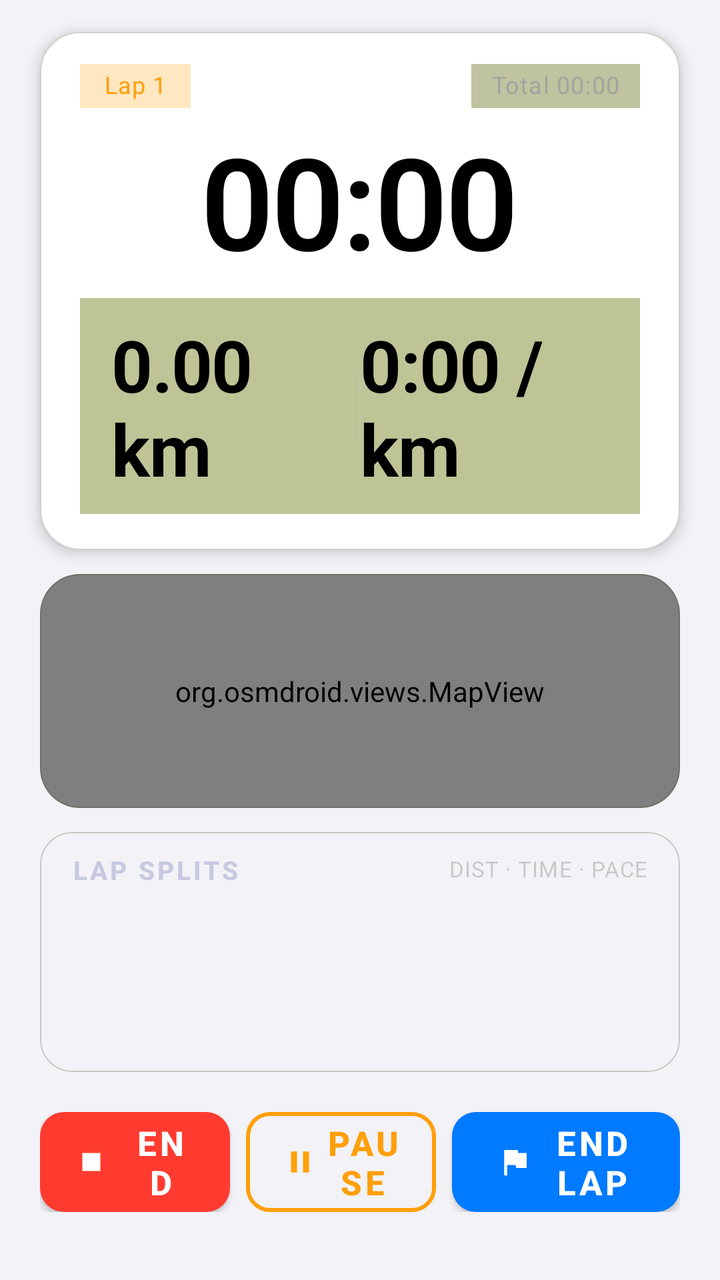
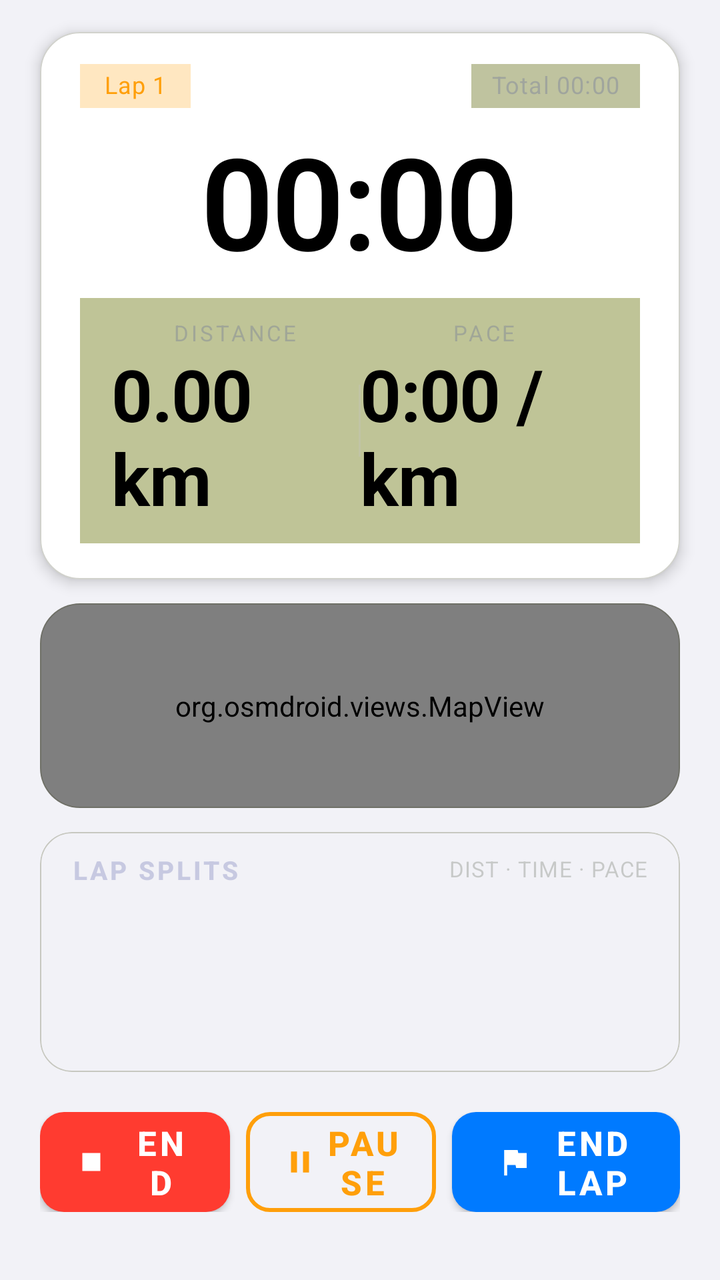

Screens rendered from an Android XML layout before and after an edit, with the pre-edit source and the edit as a unified diff.
<!-- AndroidManifest.xml: application theme Theme.ShameTracker -->
<!-- res/layout/fragment_active_session.xml -->
<?xml version="1.0" encoding="utf-8"?>
<androidx.constraintlayout.widget.ConstraintLayout
    xmlns:android="http://schemas.android.com/apk/res/android"
    xmlns:app="http://schemas.android.com/apk/res-auto"
    xmlns:tools="http://schemas.android.com/tools"
    android:layout_width="match_parent"
    android:layout_height="match_parent"
    android:background="@color/background"
    android:fitsSystemWindows="true">

    
    <com.google.android.material.card.MaterialCardView
        android:id="@+id/topSection"
        android:layout_width="match_parent"
        android:layout_height="wrap_content"
        android:layout_marginHorizontal="20dp"
        android:layout_marginTop="16dp"
        style="@style/Widget.ShameTracker.GlassCard.Elevated"
        app:layout_constraintTop_toTopOf="parent"
        app:layout_constraintStart_toStartOf="parent"
        app:layout_constraintEnd_toEndOf="parent">

        <LinearLayout
            android:layout_width="match_parent"
            android:layout_height="wrap_content"
            android:orientation="vertical"
            android:paddingHorizontal="20dp"
            android:paddingTop="16dp"
            android:paddingBottom="18dp"
            android:gravity="center_horizontal">

            
            <LinearLayout
                android:layout_width="match_parent"
                android:layout_height="wrap_content"
                android:orientation="horizontal"
                android:gravity="center_vertical"
                android:layout_marginBottom="8dp">

                
                <TextView
                    android:id="@+id/tvLap"
                    android:layout_width="wrap_content"
                    android:layout_height="wrap_content"
                    android:text="Lap 1"
                    style="@style/TextAppearance.ShameTracker.Caption1"
                    android:textColor="@color/system_orange"
                    android:background="@color/glass_border_accent"
                    android:paddingHorizontal="12dp"
                    android:paddingVertical="4dp" />

                <View
                    android:layout_width="0dp"
                    android:layout_height="0dp"
                    android:layout_weight="1" />

                
                <TextView
                    android:id="@+id/tvSessionTime"
                    android:layout_width="wrap_content"
                    android:layout_height="wrap_content"
                    android:text="Total 00:00"
                    style="@style/TextAppearance.ShameTracker.Caption1"
                    android:textColor="@color/label_tertiary"
                    android:background="@color/system_fill"
                    android:paddingHorizontal="10dp"
                    android:paddingVertical="4dp" />
            </LinearLayout>

            
            <TextView
                android:id="@+id/tvTime"
                android:layout_width="wrap_content"
                android:layout_height="wrap_content"
                android:text="00:00"
                style="@style/TextAppearance.ShameTracker.HeroMetric"
                android:layout_marginTop="4dp"
                android:layout_marginBottom="8dp" />

            
            <LinearLayout
                android:id="@+id/statsLayout"
                android:layout_width="match_parent"
                android:layout_height="wrap_content"
                android:orientation="horizontal"
                android:baselineAligned="false"
                android:weightSum="2"
                android:background="@color/tertiary_system_fill"
                android:paddingVertical="10dp"
                android:paddingHorizontal="16dp">

                
                <LinearLayout
                    android:layout_width="0dp"
                    android:layout_height="wrap_content"
                    android:layout_weight="1"
                    android:orientation="vertical"
                    android:gravity="center">

                    <TextView
                        style="@style/TextAppearance.ShameTracker.MetricLabel"
                        android:text="@string/distance" />

                    <TextView
                        android:id="@+id/tvDistance"
                        android:layout_width="wrap_content"
                        android:layout_height="wrap_content"
                        android:text="0.00 km"
                        style="@style/TextAppearance.ShameTracker.LargeMetric"
                        android:layout_marginTop="4dp" />
                </LinearLayout>

                
                <View
                    android:layout_width="1dp"
                    android:layout_height="36dp"
                    android:layout_gravity="center_vertical"
                    android:background="@color/separator_opaque"
                    android:alpha="0.3" />

                
                <LinearLayout
                    android:layout_width="0dp"
                    android:layout_height="wrap_content"
                    android:layout_weight="1"
                    android:orientation="vertical"
                    android:gravity="center">

                    <TextView
                        style="@style/TextAppearance.ShameTracker.MetricLabel"
                        android:text="@string/pace" />

                    <TextView
                        android:id="@+id/tvPace"
                        android:layout_width="wrap_content"
                        android:layout_height="wrap_content"
                        android:text="0:00 /km"
                        style="@style/TextAppearance.ShameTracker.LargeMetric"
                        android:layout_marginTop="4dp" />
                </LinearLayout>
            </LinearLayout>

        </LinearLayout>
    </com.google.android.material.card.MaterialCardView>

    
    <com.google.android.material.card.MaterialCardView
        android:id="@+id/cardMapFrame"
        android:layout_width="match_parent"
        android:layout_height="0dp"
        android:layout_marginHorizontal="20dp"
        android:layout_marginTop="12dp"
        android:layout_marginBottom="12dp"
        style="@style/Widget.ShameTracker.GlassCard"
        app:layout_constraintTop_toBottomOf="@id/topSection"
        app:layout_constraintBottom_toTopOf="@id/cardLapsContainer"
        app:layout_constraintStart_toStartOf="parent"
        app:layout_constraintEnd_toEndOf="parent">

        <org.osmdroid.views.MapView
            android:id="@+id/mapView"
            android:layout_width="match_parent"
            android:layout_height="match_parent" />
    </com.google.android.material.card.MaterialCardView>

    
    <com.google.android.material.card.MaterialCardView
        android:id="@+id/cardLapsContainer"
        android:layout_width="match_parent"
        android:layout_height="120dp"
        android:layout_marginHorizontal="20dp"
        android:layout_marginBottom="12dp"
        style="@style/Widget.ShameTracker.GlassCard.Subtle"
        app:layout_constraintBottom_toTopOf="@id/buttonsLayout"
        app:layout_constraintStart_toStartOf="parent"
        app:layout_constraintEnd_toEndOf="parent">

        <LinearLayout
            android:layout_width="match_parent"
            android:layout_height="match_parent"
            android:orientation="vertical">

            
            <LinearLayout
                android:layout_width="match_parent"
                android:layout_height="wrap_content"
                android:orientation="horizontal"
                android:gravity="center_vertical"
                android:paddingHorizontal="16dp"
                android:paddingTop="10dp"
                android:paddingBottom="6dp">

                <TextView
                    android:layout_width="0dp"
                    android:layout_height="wrap_content"
                    android:layout_weight="1"
                    style="@style/TextAppearance.ShameTracker.SectionTitle"
                    android:text="LAP SPLITS" />

                <TextView
                    android:layout_width="wrap_content"
                    android:layout_height="wrap_content"
                    style="@style/TextAppearance.ShameTracker.Caption2"
                    android:text="DIST · TIME · PACE" />
            </LinearLayout>

            <androidx.recyclerview.widget.RecyclerView
                android:id="@+id/rvLaps"
                android:layout_width="match_parent"
                android:layout_height="match_parent"
                android:clipToPadding="false"
                android:paddingBottom="8dp" />
        </LinearLayout>
    </com.google.android.material.card.MaterialCardView>

    
    <LinearLayout
        android:id="@+id/buttonsLayout"
        android:layout_width="match_parent"
        android:layout_height="wrap_content"
        android:orientation="horizontal"
        android:paddingHorizontal="20dp"
        android:paddingTop="8dp"
        android:paddingBottom="34dp"
        android:gravity="center_vertical"
        app:layout_constraintBottom_toBottomOf="parent"
        app:layout_constraintStart_toStartOf="parent"
        app:layout_constraintEnd_toEndOf="parent">

        
        <com.google.android.material.button.MaterialButton
            android:id="@+id/btnEndSession"
            style="@style/Widget.ShameTracker.Button.Destructive"
            android:layout_width="0dp"
            android:layout_height="50dp"
            android:layout_weight="1"
            android:layout_marginEnd="8dp"
            android:text="@string/end_session"
            app:icon="@drawable/ic_stop"
            app:iconTint="#FFFFFF"
            app:iconSize="18dp"
            app:iconGravity="textStart" />

        
        <com.google.android.material.button.MaterialButton
            android:id="@+id/btnPause"
            style="@style/Widget.ShameTracker.Button.Secondary"
            android:layout_width="0dp"
            android:layout_height="50dp"
            android:layout_weight="1"
            android:layout_marginEnd="8dp"
            android:text="@string/pause_session"
            app:icon="@drawable/ic_pause"
            app:iconTint="@color/system_orange"
            app:iconSize="18dp"
            app:iconGravity="textStart"
            android:textColor="@color/system_orange"
            app:strokeColor="@color/system_orange" />

        
        <com.google.android.material.button.MaterialButton
            android:id="@+id/btnEndLap"
            style="@style/Widget.ShameTracker.Button.Primary"
            android:layout_width="0dp"
            android:layout_height="50dp"
            android:layout_weight="1.2"
            android:text="@string/end_lap"
            app:icon="@drawable/ic_flag"
            app:iconTint="#FFFFFF"
            app:iconSize="18dp"
            app:iconGravity="textStart" />
    </LinearLayout>

</androidx.constraintlayout.widget.ConstraintLayout>
<!-- resources referenced by this layout -->
<resources>
  <color name="background">@color/system_grouped_background</color>
  <color name="glass_border_accent">#40FF9F0A</color>
  <color name="label_tertiary">#3C3C4399</color>
  <color name="separator_opaque">#C6C6C8</color>
  <color name="system_fill">#78788033</color>
  <color name="system_orange">#FF9F0A</color>
  <color name="tertiary_system_fill">#7676801F</color>
  <!-- drawable ic_pause (drawable) -->
  <vector xmlns:android="http://schemas.android.com/apk/res/android"
      android:width="24dp"
      android:height="24dp"
      android:viewportWidth="24"
      android:viewportHeight="24">
      <path
          android:fillColor="#FFFFFFFF"
          android:pathData="M6,19h4V5H6v14zm8,-14v14h4V5h-4z"/>
  </vector>
  <!-- drawable ic_stop (drawable) -->
  <vector xmlns:android="http://schemas.android.com/apk/res/android"
      android:width="24dp"
      android:height="24dp"
      android:viewportWidth="24"
      android:viewportHeight="24">
      <path
          android:fillColor="#FFFFFFFF"
          android:pathData="M6,6h12v12H6z"/>
  </vector>
  <string name="distance">Distance</string>
  <string name="end_lap">End Lap</string>
  <string name="end_session">End Session</string>
  <string name="pace">Pace</string>
  <string name="pause_session">Pause</string>
  <style name="TextAppearance.ShameTracker.Caption1" parent="TextAppearance.MaterialComponents.Caption">
          <item name="android:textSize">12sp</item>
          <item name="android:textColor">@color/label_tertiary</item>
          <item name="android:includeFontPadding">false</item>
      </style>
  <style name="TextAppearance.ShameTracker.Caption2" parent="TextAppearance.MaterialComponents.Caption">
          <item name="android:textSize">11sp</item>
          <item name="android:textColor">@color/label_quaternary</item>
          <item name="android:includeFontPadding">false</item>
      </style>
  <color name="system_grouped_background">#F2F2F7</color>
  <color name="label_quaternary">#3C3C432E</color>
  <color name="label_primary">#000000</color>
  <color name="system_red">#FF3B30</color>
  <color name="system_blue">#007AFF</color>
  <color name="glass_card_surface">#FFFFFF</color>
  <color name="glass_border">#3C3C431A</color>
  <color name="glass_border_prominent">#3C3C4326</color>
  <color name="glass_card_surface_subtle">#F2F2F7</color>
  <color name="glass_border_subtle">#3C3C430D</color>
  <color name="primary">@color/system_blue</color>
  <color name="primary_variant">@color/system_blue_dark</color>
  <color name="on_primary">#FFFFFF</color>
  <color name="accent">@color/system_orange</color>
  <color name="accent_light">@color/system_orange_light</color>
  <color name="error">@color/system_red</color>
  <color name="surface">@color/system_background</color>
  <color name="surface_variant">@color/secondary_system_background</color>
  <color name="on_surface">@color/label_primary</color>
  <color name="on_surface_medium">@color/label_secondary</color>
  <color name="label_secondary">#3C3C43</color>
  <style name="ShapeAppearance.ShameTracker.Small" parent="ShapeAppearance.MaterialComponents.SmallComponent">
          <item name="cornerFamily">rounded</item>
          <item name="cornerSize">8dp</item>
      </style>
  <style name="ShapeAppearance.ShameTracker.Medium" parent="ShapeAppearance.MaterialComponents.MediumComponent">
          <item name="cornerFamily">rounded</item>
          <item name="cornerSize">16dp</item>
      </style>
  <style name="ShapeAppearance.ShameTracker.Large" parent="ShapeAppearance.MaterialComponents.LargeComponent">
          <item name="cornerFamily">rounded</item>
          <item name="cornerSize">24dp</item>
      </style>
  <color name="system_blue_dark">#0051D5</color>
  <color name="system_orange_light">#FFB340</color>
  <color name="system_background">#FFFFFF</color>
  <color name="secondary_system_background">#F2F2F7</color>
  <!-- unchanged entries left out for length: 13 -->
</resources>

<!-- the commit's change to res/layout/fragment_active_session.xml (unified diff, before → after) -->
@@ -98,6 +98,8 @@
                     android:gravity="center">
 
                     <TextView
+                        android:layout_width="wrap_content"
+                        android:layout_height="wrap_content"
                         style="@style/TextAppearance.ShameTracker.MetricLabel"
                         android:text="@string/distance" />
 
@@ -127,6 +129,8 @@
                     android:gravity="center">
 
                     <TextView
+                        android:layout_width="wrap_content"
+                        android:layout_height="wrap_content"
                         style="@style/TextAppearance.ShameTracker.MetricLabel"
                         android:text="@string/pace" />
 
